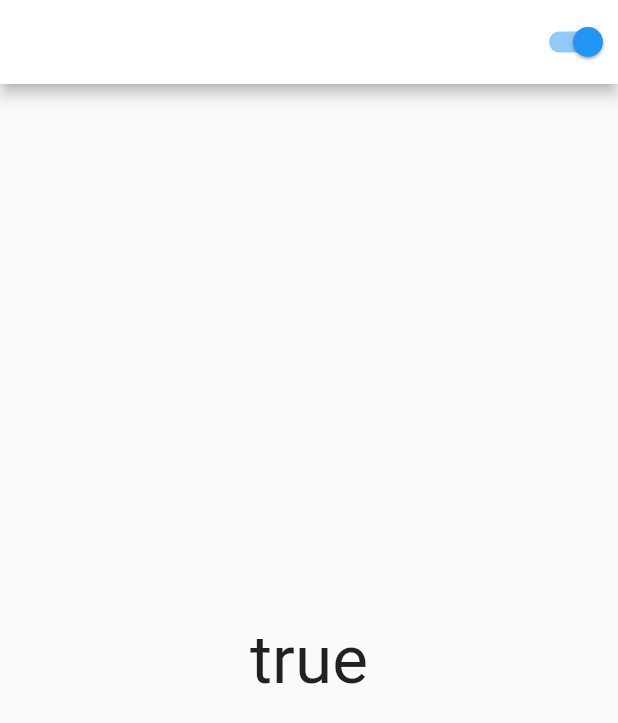
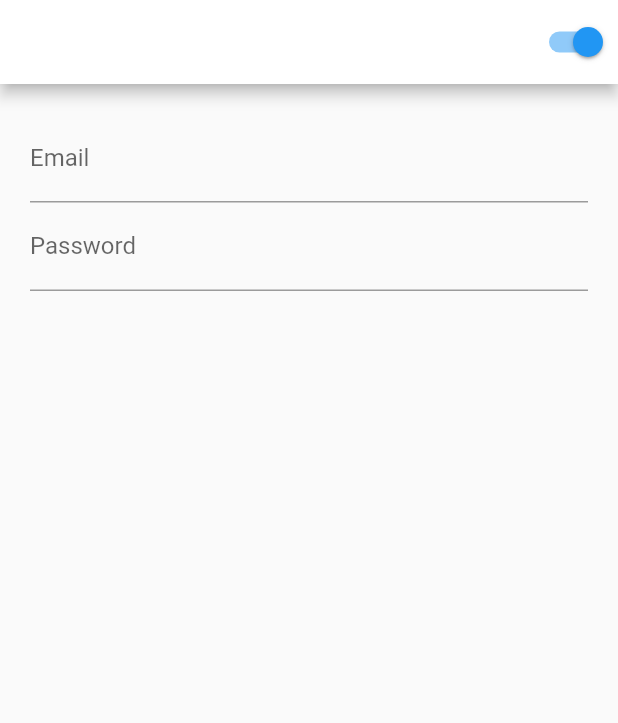
Before and after one commit to MiguelAngelRamos/appkeys, a Flutter app: the screen it shows after launch, on a phone screen of 412 x 824 dp. Shown: the top 723 px of the screen. Run offline on Flutter 3.47's test engine with Material 2 defaults, Android fonts, the phone set to English and light mode, and no system bars.

Commit message:
local keys formularios

```diff
--- a/lib/pages/localkeys/animated_text.dart
+++ b/lib/pages/localkeys/animated_text.dart
@@ -25,9 +25,12 @@ class _AnimatedTextState extends State<AnimatedText> {
           // child: _counter % 2 == 0 ?
           //       const CircularProgressIndicator():
           //       Text(_counter.toString(), style: const TextStyle(fontSize: 50))
+         //! si comentamos esta linea va surgir un cambio, perderemos la animación
+        //! Esto se debe a que solo cambia el texto y no lo detecta como un nuevo widget
+        //! antes teniamos una condicional ternaria y eso alternava entre 2 widgets por la condición y es por eso que podiamos ver la animación de un nuevo widget entrando cada vez que las condiciones cambiaban
           child: Text(
             // key: ValueKey<String>(_counter.toString()),
-            key: Key(_counter.toString()),
+            key: Key(_counter.toString()), //* con esto hacemos diferente a cada widget de tipo Text
             _counter.toString(),
             style: const TextStyle(fontSize: 50)
             )
--- a/lib/pages/localkeys/list_key_page.dart
+++ b/lib/pages/localkeys/list_key_page.dart
@@ -27,7 +27,25 @@ class _ListKeyPageState extends State<ListKeyPage> {
           )
         ]
       ),
-      body: Center(child: Text('$_enabledEmail', style: TextStyle(fontSize: 45)))
+      // body: Center(child: Text('$_enabledEmail', style: TextStyle(fontSize: 45)))
+      body: ListView(
+        padding: const EdgeInsets.all(20),
+        children: [
+          if(_enabledEmail)
+          const TextField(
+            key: Key('emailkey'),
+            decoration: InputDecoration(
+              label: Text('Email')
+            ),
+          ),
+          const TextField(
+            key: Key('passwordkey'),
+            decoration: InputDecoration(
+              label: Text('Password')
+            ),
+          ),
+        ],
+      )
     );
   }
 }
```
